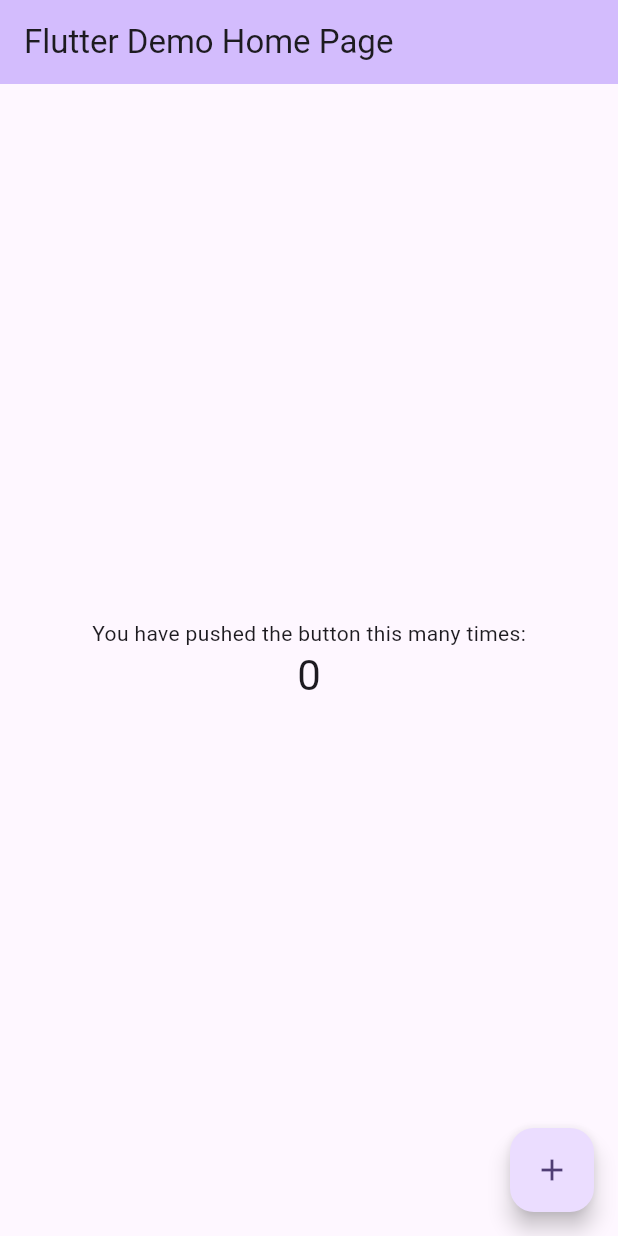
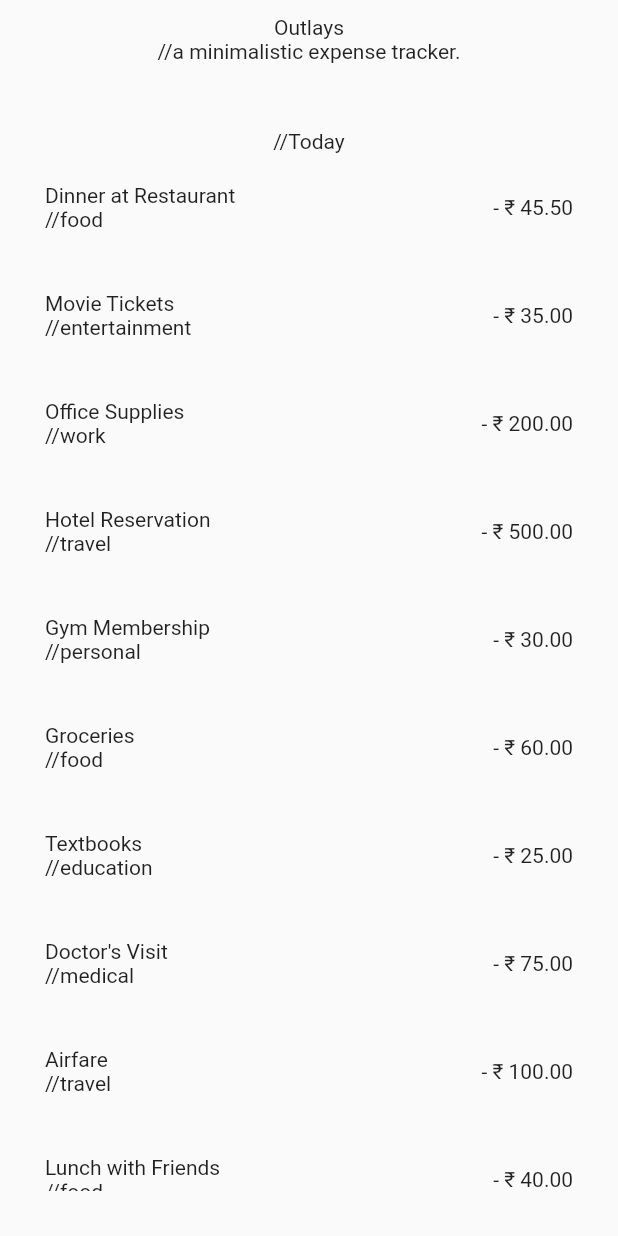
Before and after one commit to laggedskapari/outlay, a Flutter app: the screen it shows after launch, on a phone screen of 412 x 824 dp. Run offline on Flutter 3.47's test engine with Material 2 defaults, Android fonts, the phone set to English and light mode, and no system bars; our stand-ins replace flutter_riverpod.

Commit message:
Added day view and respective provider.

```diff
--- /dev/null
+++ b/outlay/lib/data/sample_outlays.dart
@@ -0,0 +1,144 @@
+import 'package:outlay/model/outlay.dart';
+
+ List<Outlay> sampleOutlays = [
+  Outlay(
+    outlayAmount: 45.50,
+    outlayCategory: Category.food,
+    outlayDate: DateTime.now(),
+    outlayType: AmountType.debit,
+    title: "Dinner at Restaurant",
+  ),
+  Outlay(
+    outlayAmount: 35.00,
+    outlayCategory: Category.entertainment,
+    outlayDate: DateTime.now(),
+    outlayType: AmountType.debit,
+    title: "Movie Tickets",
+  ),
+  Outlay(
+    outlayAmount: 200.0,
+    outlayCategory: Category.work,
+    outlayDate: DateTime.now(),
+    outlayType: AmountType.debit,
+    title: "Office Supplies",
+  ),
+  Outlay(
+    outlayAmount: 500.0,
+    outlayCategory: Category.travel,
+    outlayDate: DateTime.now(),
+    outlayType: AmountType.debit,
+    title: "Hotel Reservation",
+  ),
+  Outlay(
+    outlayAmount: 30.0,
+    outlayCategory: Category.personal,
+    outlayDate: DateTime.now(),
+    outlayType: AmountType.debit,
+    title: "Gym Membership",
+  ),
+  Outlay(
+    outlayAmount: 60.0,
+    outlayCategory: Category.food,
+    outlayDate: DateTime.now(),
+    outlayType: AmountType.debit,
+    title: "Groceries",
+  ),
+  Outlay(
+    outlayAmount: 25.0,
+    outlayCategory: Category.education,
+    outlayDate: DateTime.now(),
+    outlayType: AmountType.debit,
+    title: "Textbooks",
+  ),
+  Outlay(
+    outlayAmount: 75.0,
+    outlayCategory: Category.medical,
+    outlayDate: DateTime.now(),
+    outlayType: AmountType.debit,
+    title: "Doctor's Visit",
+  ),
+  Outlay(
+    outlayAmount: 100.0,
+    outlayCategory: Category.travel,
+    outlayDate: DateTime.now(),
+    outlayType: AmountType.debit,
+    title: "Airfare",
+  ),
+  Outlay(
+    outlayAmount: 40.0,
+    outlayCategory: Category.food,
+    outlayDate: DateTime.now(),
+    outlayType: AmountType.debit,
+    title: "Lunch with Friends",
+  ),
+  Outlay(
+    outlayAmount: 20.0,
+    outlayCategory: Category.personal,
+    outlayDate: DateTime.now(),
+    outlayType: AmountType.debit,
+    title: "Haircut",
+  ),
+  Outlay(
+    outlayAmount: 60.0,
+    outlayCategory: Category.entertainment,
+    outlayDate: DateTime.now(),
+    outlayType: AmountType.debit,
+    title: "Concert Tickets",
+  ),
+  Outlay(
+    outlayAmount: 50.0,
+    outlayCategory: Category.education,
+    outlayDate: DateTime.now(),
+    outlayType: AmountType.debit,
+    title: "Online Course",
+  ),
+  Outlay(
+    outlayAmount: 75.0,
+    outlayCategory: Category.medical,
+    outlayDate: DateTime.now(),
+    outlayType: AmountType.debit,
+    title: "Prescription Medication",
+  ),
+  Outlay(
+    outlayAmount: 45.0,
+    outlayCategory: Category.food,
+    outlayDate: DateTime.now(),
+    outlayType: AmountType.debit,
+    title: "Dinner with Family",
+  ),
+  Outlay(
+    outlayAmount: 150.0,
+    outlayCategory: Category.work,
+    outlayDate: DateTime.now(),
+    outlayType: AmountType.credit,
+    title: "Client Payment",
+  ),
+  Outlay(
+    outlayAmount: 30.0,
+    outlayCategory: Category.personal,
+    outlayDate: DateTime.now(),
+    outlayType: AmountType.debit,
+    title: "Spa Day",
+  ),
+  Outlay(
+    outlayAmount: 70.0,
+    outlayCategory: Category.entertainment,
+    outlayDate: DateTime.now(),
+    outlayType: AmountType.debit,
+    title: "Amusement Park Tickets",
+  ),
+  Outlay(
+    outlayAmount: 90.0,
+    outlayCategory: Category.education,
+    outlayDate: DateTime.now(),
+    outlayType: AmountType.debit,
+    title: "Study Materials",
+  ),
+  Outlay(
+    outlayAmount: 25.0,
+    outlayCategory: Category.medical,
+    outlayDate: DateTime.now(),
+    outlayType: AmountType.debit,
+    title: "Dental Checkup",
+  ),
+];
--- a/outlay/lib/main.dart
+++ b/outlay/lib/main.dart
@@ -1,125 +1,21 @@
 import 'package:flutter/material.dart';
+import 'package:flutter_riverpod/flutter_riverpod.dart';
 
-void main() {
-  runApp(const MyApp());
-}
+import 'package:outlay/screens/home.dart';
 
-class MyApp extends StatelessWidget {
-  const MyApp({super.key});
+void main() => runApp(
+      const ProviderScope(
+        child: App(),
+      ),
+    );
 
-  // This widget is the root of your application.
+class App extends StatelessWidget {
+  const App({super.key});
+
   @override
   Widget build(BuildContext context) {
-    return MaterialApp(
-      title: 'Flutter Demo',
-      theme: ThemeData(
-        // This is the theme of your application.
-        //
-        // TRY THIS: Try running your application with "flutter run". You'll see
-        // the application has a blue toolbar. Then, without quitting the app,
-        // try changing the seedColor in the colorScheme below to Colors.green
-        // and then invoke "hot reload" (save your changes or press the "hot
-        // reload" button in a Flutter-supported IDE, or press "r" if you used
-        // the command line to start the app).
-        //
-        // Notice that the counter didn't reset back to zero; the application
-        // state is not lost during the reload. To reset the state, use hot
-        // restart instead.
-        //
-        // This works for code too, not just values: Most code changes can be
-        // tested with just a hot reload.
-        colorScheme: ColorScheme.fromSeed(seedColor: Colors.deepPurple),
-        useMaterial3: true,
-      ),
-      home: const MyHomePage(title: 'Flutter Demo Home Page'),
+    return const MaterialApp(
+      home: HomeScreen(),
     );
   }
 }
-
-class MyHomePage extends StatefulWidget {
-  const MyHomePage({super.key, required this.title});
-
-  // This widget is the home page of your application. It is stateful, meaning
-  // that it has a State object (defined below) that contains fields that affect
-  // how it looks.
-
-  // This class is the configuration for the state. It holds the values (in this
-  // case the title) provided by the parent (in this case the App widget) and
-  // used by the build method of the State. Fields in a Widget subclass are
-  // always marked "final".
-
-  final String title;
-
-  @override
-  State<MyHomePage> createState() => _MyHomePageState();
-}
-
-class _MyHomePageState extends State<MyHomePage> {
-  int _counter = 0;
-
-  void _incrementCounter() {
-    setState(() {
-      // This call to setState tells the Flutter framework that something has
-      // changed in this State, which causes it to rerun the build method below
-      // so that the display can reflect the updated values. If we changed
-      // _counter without calling setState(), then the build method would not be
-      // called again, and so nothing would appear to happen.
-      _counter++;
-    });
-  }
-
-  @override
-  Widget build(BuildContext context) {
-    // This method is rerun every time setState is called, for instance as done
-    // by the _incrementCounter method above.
-    //
-    // The Flutter framework has been optimized to make rerunning build methods
-    // fast, so that you can just rebuild anything that needs updating rather
-    // than having to individually change instances of widgets.
-    return Scaffold(
-      appBar: AppBar(
-        // TRY THIS: Try changing the color here to a specific color (to
-        // Colors.amber, perhaps?) and trigger a hot reload to see the AppBar
-        // change color while the other colors stay the same.
-        backgroundColor: Theme.of(context).colorScheme.inversePrimary,
-        // Here we take the value from the MyHomePage object that was created by
-        // the App.build method, and use it to set our appbar title.
-        title: Text(widget.title),
-      ),
-      body: Center(
-        // Center is a layout widget. It takes a single child and positions it
-        // in the middle of the parent.
-        child: Column(
-          // Column is also a layout widget. It takes a list of children and
-          // arranges them vertically. By default, it sizes itself to fit its
-          // children horizontally, and tries to be as tall as its parent.
-          //
-          // Column has various properties to control how it sizes itself and
-          // how it positions its children. Here we use mainAxisAlignment to
-          // center the children vertically; the main axis here is the vertical
-          // axis because Columns are vertical (the cross axis would be
-          // horizontal).
-          //
-          // TRY THIS: Invoke "debug painting" (choose the "Toggle Debug Paint"
-          // action in the IDE, or press "p" in the console), to see the
-          // wireframe for each widget.
-          mainAxisAlignment: MainAxisAlignment.center,
-          children: <Widget>[
-            const Text(
-              'You have pushed the button this many times:',
-            ),
-            Text(
-              '$_counter',
-              style: Theme.of(context).textTheme.headlineMedium,
-            ),
-          ],
-        ),
-      ),
-      floatingActionButton: FloatingActionButton(
-        onPressed: _incrementCounter,
-        tooltip: 'Increment',
-        child: const Icon(Icons.add),
-      ), // This trailing comma makes auto-formatting nicer for build methods.
-    );
-  }
-}
--- /dev/null
+++ b/outlay/lib/model/outlay.dart
@@ -0,0 +1,35 @@
+import 'package:uuid/uuid.dart';
+
+const uuid = Uuid();
+
+enum Category {
+  personal,
+  medical,
+  education,
+  work,
+  entertainment,
+  travel,
+  food,
+}
+
+enum AmountType {
+  credit,
+  debit,
+}
+
+class Outlay {
+  final String id;
+  final String title;
+  final Category outlayCategory;
+  final AmountType outlayType;
+  final double outlayAmount;
+  final DateTime outlayDate;
+
+  Outlay({
+    required this.outlayAmount,
+    required this.outlayCategory,
+    required this.outlayDate,
+    required this.outlayType,
+    required this.title,
+  }) : id = uuid.v4();
+}
--- /dev/null
+++ b/outlay/lib/screens/home.dart
@@ -0,0 +1,32 @@
+import 'package:flutter/material.dart';
+import 'package:flutter_riverpod/flutter_riverpod.dart';
+
+import 'package:outlay/providers/outlays_provider.dart';
+import 'package:outlay/widgets/outlay_app_bar.dart';
+import 'package:outlay/widgets/day_view.dart';
+
+class HomeScreen extends ConsumerStatefulWidget {
+  const HomeScreen({super.key});
+
+  @override
+  ConsumerState<HomeScreen> createState() {
+    return _HomeScreenState();
+  }
+}
+
+class _HomeScreenState extends ConsumerState<HomeScreen> {
+  @override
+  Widget build(BuildContext context) {
+    final outlays = ref.watch(outlayProvider);
+    return Scaffold(
+      appBar: const OutlayAppBar(),
+      body: Column(
+        children: [
+          Expanded(
+            child: DayView(outlays: outlays),
+          )
+        ],
+      ),
+    );
+  }
+}
--- /dev/null
+++ b/outlay/lib/widgets/day_view.dart
@@ -0,0 +1,30 @@
+import 'package:flutter/material.dart';
+
+import 'package:outlay/model/outlay.dart';
+import 'package:outlay/widgets/outlay_card.dart';
+
+class DayView extends StatelessWidget {
+  const DayView({super.key, required this.outlays});
+
+  final List<Outlay> outlays;
+
+  @override
+  Widget build(BuildContext context) {
+    return Container(
+      padding: const EdgeInsets.all(30),
+      child: Column(
+        children: [
+          const Text('//Today'),
+          Expanded(
+            child: ListView.builder(
+              itemBuilder: (context, index) => OutlayCard(
+                outlay: outlays[index],
+              ),
+              itemCount: outlays.length,
+            ),
+          ),
+        ],
+      ),
+    );
+  }
+}
--- /dev/null
+++ b/outlay/lib/widgets/outlay_app_bar.dart
@@ -0,0 +1,26 @@
+import 'package:flutter/material.dart';
+
+class OutlayAppBar extends StatelessWidget implements PreferredSizeWidget {
+  const OutlayAppBar({super.key});
+
+  @override
+  Size get preferredSize => const Size.fromHeight(kToolbarHeight);
+
+  @override
+  Widget build(BuildContext context) {
+    return Container(
+      padding: const EdgeInsets.all(10),
+      child: const SafeArea(
+        child: SizedBox(
+          height: 60,
+          child: Column(
+            children: [
+              Text('Outlays'),
+              Text('//a minimalistic expense tracker.'),
+            ],
+          ),
+        ),
+      ),
+    );
+  }
+}
--- /dev/null
+++ b/outlay/lib/widgets/outlay_card.dart
@@ -0,0 +1,31 @@
+import 'package:flutter/material.dart';
+
+import 'package:outlay/model/outlay.dart';
+
+class OutlayCard extends StatelessWidget {
+  const OutlayCard({super.key, required this.outlay});
+
+  final Outlay outlay;
+
+  @override
+  Widget build(BuildContext context) {
+    return Container(
+      padding: const EdgeInsets.symmetric(vertical: 20),
+      child: Row(
+        children: [
+          Column(
+            crossAxisAlignment: CrossAxisAlignment.start,
+            children: [
+              Text(outlay.title),
+              Text('//${outlay.outlayCategory.name}'),
+            ],
+          ),
+          const Spacer(),
+          Text(
+            '${outlay.outlayType == AmountType.debit ? '-' : '+'} ₹ ${outlay.outlayAmount.toStringAsFixed(2)}',
+          ),
+        ],
+      ),
+    );
+  }
+}
```
Also changed, not shown: outlay/lib/providers/outlays_provider.dart (added, +24 -0 lines), outlay/pubspec.yaml (+10 -0 lines), outlay/fonts/JetBrainsMono-Bold.ttf (added), outlay/fonts/JetBrainsMono-Italic.ttf (added), outlay/fonts/JetBrainsMono-Regular.ttf (added), outlay/pubspec.lock, 2 other files.
